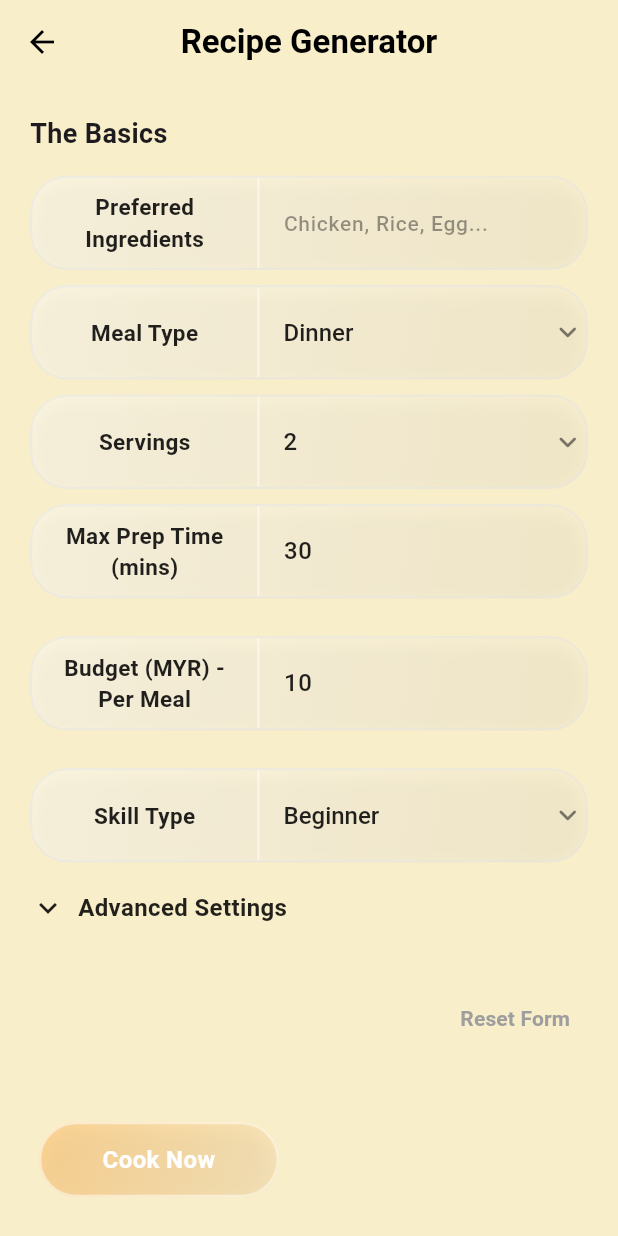
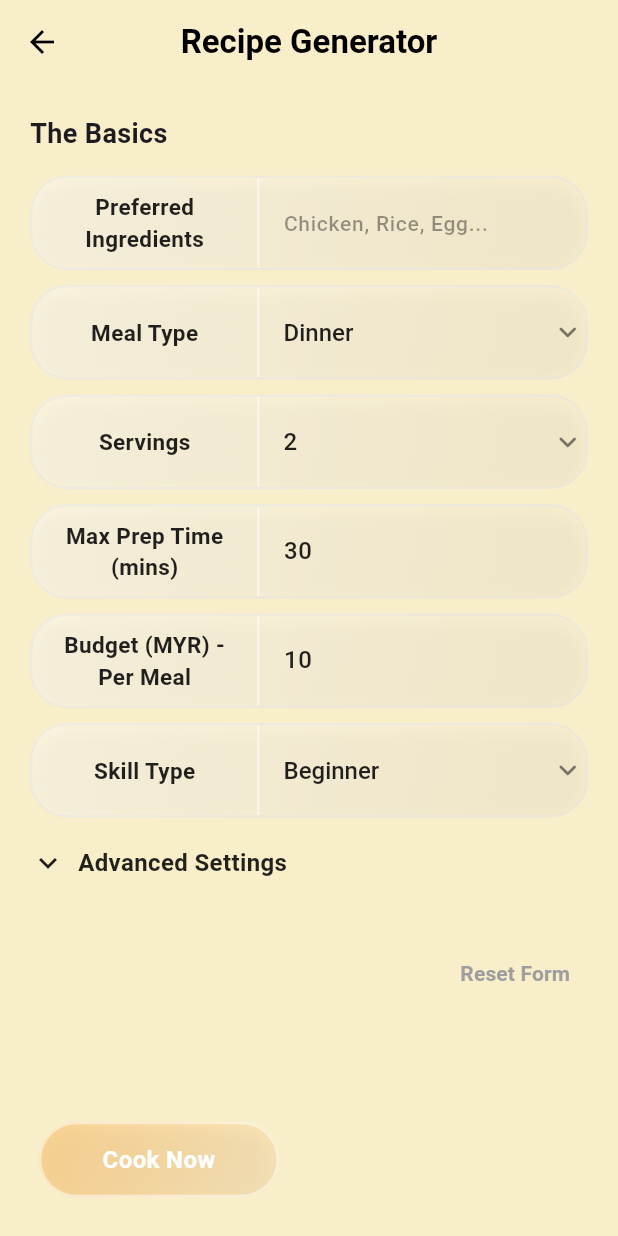
Before and after one commit to DavidLingJH/KitaHack2026, a Flutter app: the RecipeGenerator screen opened directly, on a phone screen of 412 x 824 dp. Run offline on Flutter 3.47's test engine with Material 3 defaults, Android fonts, the phone set to English and light mode, and no system bars; our stand-ins replace camera.

Commit message:
Adjusted the spacing between components

```diff
--- a/lib/RecipeGenerator.dart
+++ b/lib/RecipeGenerator.dart
@@ -188,7 +188,7 @@ class _RecipeGeneratorState extends State<RecipeGenerator> {
                 keyboardType: TextInputType.number,
               ),
 
-              const SizedBox(height: 25),
+              const SizedBox(height: 10),
 
               GlassTextField(
                 label: "Budget (MYR) - Per Meal",
@@ -197,7 +197,7 @@ class _RecipeGeneratorState extends State<RecipeGenerator> {
                 keyboardType: TextInputType.number,
               ),
 
-              const SizedBox(height: 25),
+              const SizedBox(height: 10),
 
                GlassDropdownField<String>(
                 label: "Skill Type",
```
